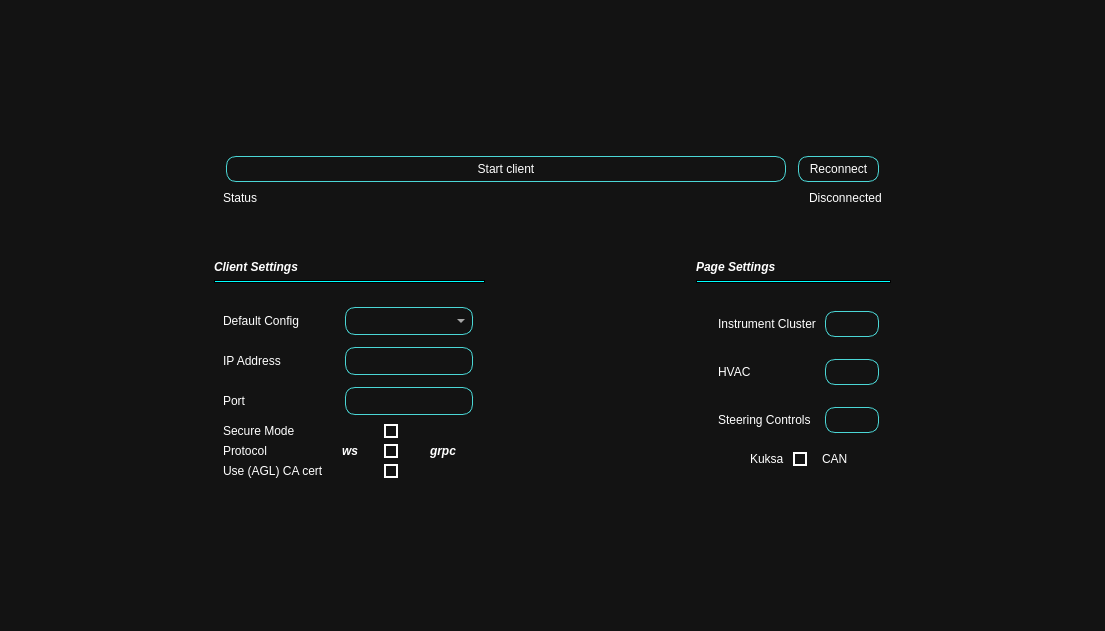
This is ui/Settings_Window.ui in suchinton/AGL_Demo_Control_Panel as Qt 5 draws it before an edit. The edited form follows.
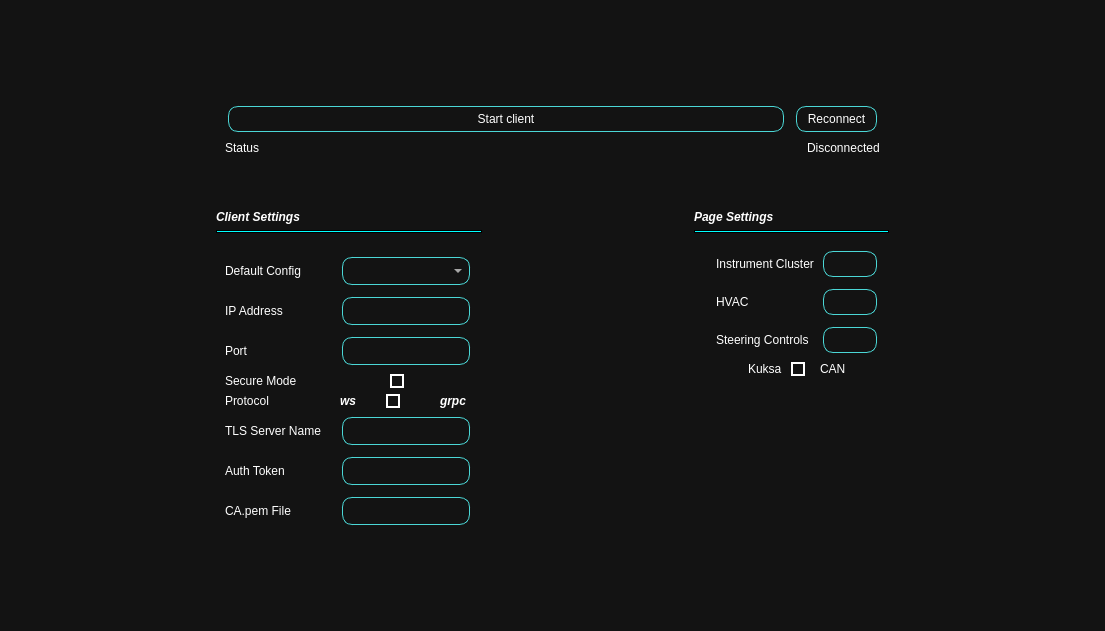
This is the edited form. Icons and pictures are not drawn.

Commit message: Refactor Settings, Config and UI scaling

Patch:
```diff
--- a/ui/Settings_Window.ui
+++ b/ui/Settings_Window.ui
@@ -123,18 +123,32 @@
   </property>
   <widget class="QWidget" name="centralwidget">
    <layout class="QGridLayout" name="gridLayout">
-    <item row="1" column="5" rowspan="6">
-     <spacer name="horizontalSpacer">
-      <property name="orientation">
-       <enum>Qt::Horizontal</enum>
+    <item row="2" column="3">
+     <widget class="QLabel" name="label_2">
+      <property name="font">
+       <font>
+        <weight>75</weight>
+        <italic>true</italic>
+        <bold>true</bold>
+       </font>
       </property>
-      <property name="sizeHint" stdset="0">
-       <size>
-        <width>40</width>
-        <height>20</height>
-       </size>
+      <property name="text">
+       <string>Page Settings</string>
       </property>
-     </spacer>
+      <property name="margin">
+       <number>6</number>
+      </property>
+     </widget>
+    </item>
+    <item row="3" column="1">
+     <widget class="QFrame" name="divider_1">
+      <property name="frameShape">
+       <enum>QFrame::HLine</enum>
+      </property>
+      <property name="frameShadow">
+       <enum>QFrame::Sunken</enum>
+      </property>
+     </widget>
     </item>
     <item row="2" column="1">
      <widget class="QLabel" name="label_19">
@@ -150,6 +164,48 @@
       </property>
      </widget>
     </item>
+    <item row="1" column="5" rowspan="6">
+     <spacer name="horizontalSpacer">
+      <property name="orientation">
+       <enum>Qt::Horizontal</enum>
+      </property>
+      <property name="sizeHint" stdset="0">
+       <size>
+        <width>40</width>
+        <height>20</height>
+       </size>
+      </property>
+     </spacer>
+    </item>
+    <item row="0" column="0" colspan="6">
+     <spacer name="verticalSpacer_3">
+      <property name="orientation">
+       <enum>Qt::Vertical</enum>
+      </property>
+      <property name="sizeHint" stdset="0">
+       <size>
+        <width>20</width>
+        <height>40</height>
+       </size>
+      </property>
+     </spacer>
+    </item>
+    <item row="6" column="1" colspan="4">
+     <spacer name="verticalSpacer">
+      <property name="orientation">
+       <enum>Qt::Vertical</enum>
+      </property>
+      <property name="sizeType">
+       <enum>QSizePolicy::Expanding</enum>
+      </property>
+      <property name="sizeHint" stdset="0">
+       <size>
+        <width>20</width>
+        <height>40</height>
+       </size>
+      </property>
+     </spacer>
+    </item>
     <item row="1" column="1" colspan="4">
      <widget class="QFrame" name="frame_2">
       <property name="sizePolicy">
@@ -254,33 +310,6 @@
       </layout>
      </widget>
     </item>
-    <item row="2" column="3">
-     <widget class="QLabel" name="label_2">
-      <property name="font">
-       <font>
-        <weight>75</weight>
-        <italic>true</italic>
-        <bold>true</bold>
-       </font>
-      </property>
-      <property name="text">
-       <string>Page Settings</string>
-      </property>
-      <property name="margin">
-       <number>6</number>
-      </property>
-     </widget>
-    </item>
-    <item row="3" column="1">
-     <widget class="QFrame" name="divider_1">
-      <property name="frameShape">
-       <enum>QFrame::HLine</enum>
-      </property>
-      <property name="frameShadow">
-       <enum>QFrame::Sunken</enum>
-      </property>
-     </widget>
-    </item>
     <item row="1" column="0" rowspan="6">
      <spacer name="horizontalSpacer_2">
       <property name="orientation">
@@ -294,177 +323,20 @@
       </property>
      </spacer>
     </item>
-    <item row="3" column="3" colspan="2">
-     <widget class="QFrame" name="divider_2">
-      <property name="acceptDrops">
-       <bool>false</bool>
-      </property>
-      <property name="autoFillBackground">
-       <bool>false</bool>
-      </property>
-      <property name="frameShape">
-       <enum>QFrame::HLine</enum>
-      </property>
-      <property name="frameShadow">
-       <enum>QFrame::Sunken</enum>
-      </property>
-     </widget>
-    </item>
-    <item row="0" column="0" colspan="6">
-     <spacer name="verticalSpacer_3">
+    <item row="2" column="2" rowspan="4">
+     <spacer name="horizontalSpacer_3">
       <property name="orientation">
-       <enum>Qt::Vertical</enum>
+       <enum>Qt::Horizontal</enum>
       </property>
       <property name="sizeHint" stdset="0">
        <size>
-        <width>20</width>
-        <height>40</height>
+        <width>40</width>
+        <height>20</height>
        </size>
       </property>
      </spacer>
     </item>
-    <item row="5" column="1" alignment="Qt::AlignHCenter|Qt::AlignVCenter">
-     <widget class="QFrame" name="frame_general_settings">
-      <property name="frameShape">
-       <enum>QFrame::StyledPanel</enum>
-      </property>
-      <property name="frameShadow">
-       <enum>QFrame::Raised</enum>
-      </property>
-      <layout class="QGridLayout" name="gridLayout_2">
-       <item row="4" column="0">
-        <widget class="QLabel" name="label_16">
-         <property name="text">
-          <string>Port</string>
-         </property>
-        </widget>
-       </item>
-       <item row="2" column="3" colspan="6">
-        <widget class="QComboBox" name="List_Configs_ComboBox"/>
-       </item>
-       <item row="6" column="3" alignment="Qt::AlignRight">
-        <widget class="QLabel" name="label_12">
-         <property name="font">
-          <font>
-           <weight>75</weight>
-           <italic>true</italic>
-           <bold>true</bold>
-          </font>
-         </property>
-         <property name="text">
-          <string>ws</string>
-         </property>
-        </widget>
-       </item>
-       <item row="7" column="0">
-        <widget class="QLabel" name="label_17">
-         <property name="text">
-          <string>Use (AGL) CA cert</string>
-         </property>
-        </widget>
-       </item>
-       <item row="5" column="4" colspan="3" alignment="Qt::AlignHCenter">
-        <widget class="QCheckBox" name="place_holder_toggle_1">
-         <property name="toolTip">
-          <string>Default: Secure</string>
-         </property>
-         <property name="text">
-          <string/>
-         </property>
-         <property name="checked">
-          <bool>false</bool>
-         </property>
-        </widget>
-       </item>
-       <item row="6" column="7" alignment="Qt::AlignLeft">
-        <widget class="QLabel" name="label_13">
-         <property name="font">
-          <font>
-           <weight>75</weight>
-           <italic>true</italic>
-           <bold>true</bold>
-          </font>
-         </property>
-         <property name="text">
-          <string>grpc</string>
-         </property>
-        </widget>
-       </item>
-       <item row="3" column="3" colspan="6">
-        <widget class="QLineEdit" name="IPAddrInput">
-         <property name="placeholderText">
-          <string/>
-         </property>
-        </widget>
-       </item>
-       <item row="4" column="3" colspan="6">
-        <widget class="QLineEdit" name="PortInput"/>
-       </item>
-       <item row="6" column="5" alignment="Qt::AlignHCenter">
-        <widget class="QCheckBox" name="place_holder_toggle_2">
-         <property name="toolTip">
-          <string>Default: WS</string>
-         </property>
-         <property name="text">
-          <string/>
-         </property>
-        </widget>
-       </item>
-       <item row="7" column="5" alignment="Qt::AlignHCenter">
-        <widget class="QCheckBox" name="place_holder_toggle_4">
-         <property name="text">
-          <string/>
-         </property>
-        </widget>
-       </item>
-       <item row="3" column="0" colspan="3">
-        <widget class="QLabel" name="IPAddr">
-         <property name="text">
-          <string>IP Address</string>
-         </property>
-        </widget>
-       </item>
-       <item row="5" column="3">
-        <widget class="QLabel" name="label_9">
-         <property name="text">
-          <string/>
-         </property>
-         <property name="pixmap">
-          <pixmap resource="../assets/res.qrc">:/Carbon_Icons/carbon_icons/security-services.svg</pixmap>
-         </property>
-        </widget>
-       </item>
-       <item row="5" column="0" colspan="3">
-        <widget class="QLabel" name="label">
-         <property name="toolTip">
-          <string>Default: Secure</string>
-         </property>
-         <property name="text">
-          <string>Secure Mode</string>
-         </property>
-        </widget>
-       </item>
-       <item row="6" column="0" colspan="2">
-        <widget class="QLabel" name="label_11">
-         <property name="toolTip">
-          <string>Default: WS</string>
-         </property>
-         <property name="text">
-          <string>Protocol</string>
-         </property>
-        </widget>
-       </item>
-       <item row="2" column="0">
-        <widget class="QLabel" name="label_18">
-         <property name="text">
-          <string>Default Config</string>
-         </property>
-        </widget>
-       </item>
-      </layout>
-     </widget>
-    </item>
-    <item row="4" column="3" rowspan="2" colspan="2">
+    <item row="4" column="3" rowspan="2" colspan="2" alignment="Qt::AlignTop">
      <widget class="QFrame" name="frame_page_settings">
       <property name="minimumSize">
        <size>
@@ -660,34 +532,178 @@
       </layout>
      </widget>
     </item>
-    <item row="6" column="1" colspan="4">
-     <spacer name="verticalSpacer">
-      <property name="orientation">
-       <enum>Qt::Vertical</enum>
+    <item row="3" column="3" colspan="2">
+     <widget class="QFrame" name="divider_2">
+      <property name="acceptDrops">
+       <bool>false</bool>
       </property>
-      <property name="sizeType">
-       <enum>QSizePolicy::Expanding</enum>
+      <property name="autoFillBackground">
+       <bool>false</bool>
       </property>
-      <property name="sizeHint" stdset="0">
-       <size>
-        <width>20</width>
-        <height>40</height>
-       </size>
+      <property name="frameShape">
+       <enum>QFrame::HLine</enum>
       </property>
-     </spacer>
+      <property name="frameShadow">
+       <enum>QFrame::Sunken</enum>
+      </property>
+     </widget>
     </item>
-    <item row="2" column="2" rowspan="4">
-     <spacer name="horizontalSpacer_3">
-      <property name="orientation">
-       <enum>Qt::Horizontal</enum>
+    <item row="5" column="1">
+     <widget class="QFrame" name="frame_general_settings">
+      <property name="frameShape">
+       <enum>QFrame::StyledPanel</enum>
       </property>
-      <property name="sizeHint" stdset="0">
-       <size>
-        <width>40</width>
-        <height>20</height>
-       </size>
+      <property name="frameShadow">
+       <enum>QFrame::Raised</enum>
       </property>
-     </spacer>
+      <layout class="QGridLayout" name="gridLayout_2">
+       <item row="1" column="3" colspan="6">
+        <widget class="QLineEdit" name="IPAddrInput">
+         <property name="placeholderText">
+          <string/>
+         </property>
+        </widget>
+       </item>
+       <item row="2" column="0">
+        <widget class="QLabel" name="label_16">
+         <property name="text">
+          <string>Port</string>
+         </property>
+        </widget>
+       </item>
+       <item row="4" column="4" colspan="3" alignment="Qt::AlignHCenter">
+        <widget class="QCheckBox" name="place_holder_toggle_2">
+         <property name="toolTip">
+          <string>Default: WS</string>
+         </property>
+         <property name="text">
+          <string/>
+         </property>
+        </widget>
+       </item>
+       <item row="5" column="3" colspan="6">
+        <widget class="QLineEdit" name="TLS_Server_Name"/>
+       </item>
+       <item row="0" column="0">
+        <widget class="QLabel" name="label_18">
+         <property name="text">
+          <string>Default Config</string>
+         </property>
+        </widget>
+       </item>
+       <item row="1" column="0" colspan="3">
+        <widget class="QLabel" name="IPAddr">
+         <property name="text">
+          <string>IP Address</string>
+         </property>
+        </widget>
+       </item>
+       <item row="3" column="0" colspan="3">
+        <widget class="QLabel" name="label">
+         <property name="toolTip">
+          <string>Default: Secure</string>
+         </property>
+         <property name="text">
+          <string>Secure Mode</string>
+         </property>
+        </widget>
+       </item>
+       <item row="2" column="3" colspan="6">
+        <widget class="QLineEdit" name="PortInput"/>
+       </item>
+       <item row="6" column="0">
+        <widget class="QLabel" name="label_21">
+         <property name="text">
+          <string>Auth Token</string>
+         </property>
+        </widget>
+       </item>
+       <item row="6" column="3" colspan="6">
+        <widget class="QLineEdit" name="Auth_Token"/>
+       </item>
+       <item row="4" column="3" alignment="Qt::AlignHCenter">
+        <widget class="QLabel" name="label_12">
+         <property name="font">
+          <font>
+           <weight>75</weight>
+           <italic>true</italic>
+           <bold>true</bold>
+          </font>
+         </property>
+         <property name="text">
+          <string>ws</string>
+         </property>
+        </widget>
+       </item>
+       <item row="5" column="0">
+        <widget class="QLabel" name="label_20">
+         <property name="text">
+          <string>TLS Server Name</string>
+         </property>
+        </widget>
+       </item>
+       <item row="3" column="5" colspan="4" alignment="Qt::AlignLeft">
+        <widget class="QCheckBox" name="place_holder_toggle_1">
+         <property name="toolTip">
+          <string>Default: Secure</string>
+         </property>
+         <property name="text">
+          <string/>
+         </property>
+         <property name="checked">
+          <bool>false</bool>
+         </property>
+        </widget>
+       </item>
+       <item row="4" column="0" colspan="2">
+        <widget class="QLabel" name="label_11">
+         <property name="toolTip">
+          <string>Default: WS</string>
+         </property>
+         <property name="text">
+          <string>Protocol</string>
+         </property>
+        </widget>
+       </item>
+       <item row="0" column="3" colspan="6">
+        <widget class="QComboBox" name="List_Configs_ComboBox"/>
+       </item>
+       <item row="3" column="3" alignment="Qt::AlignHCenter">
+        <widget class="QLabel" name="label_9">
+         <property name="text">
+          <string/>
+         </property>
+         <property name="pixmap">
+          <pixmap resource="../assets/res.qrc">:/Carbon_Icons/carbon_icons/security-services.svg</pixmap>
+         </property>
+        </widget>
+       </item>
+       <item row="4" column="7" colspan="2" alignment="Qt::AlignHCenter">
+        <widget class="QLabel" name="label_13">
+         <property name="font">
+          <font>
+           <weight>75</weight>
+           <italic>true</italic>
+           <bold>true</bold>
+          </font>
+         </property>
+         <property name="text">
+          <string>grpc</string>
+         </property>
+        </widget>
+       </item>
+       <item row="7" column="0">
+        <widget class="QLabel" name="label_17">
+         <property name="text">
+          <string>CA.pem File</string>
+         </property>
+        </widget>
+       </item>
+       <item row="7" column="3" colspan="6">
+        <widget class="QLineEdit" name="CA_File"/>
+       </item>
+      </layout>
+     </widget>
     </item>
    </layout>
   </widget>
```
The commit also changes 9 other files.
